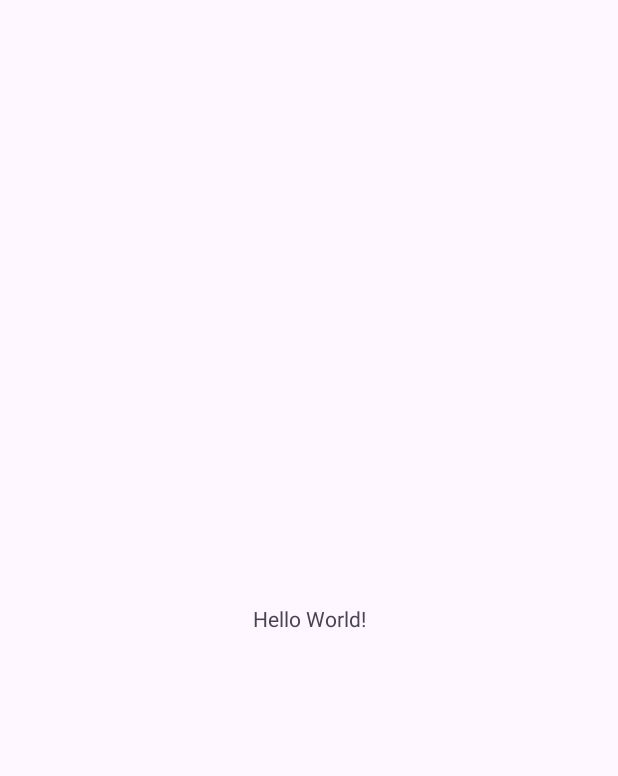
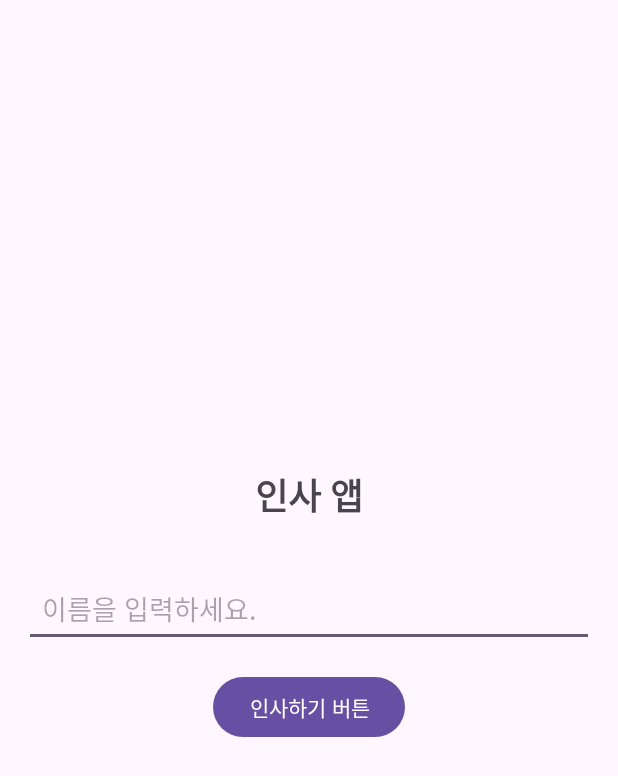
Before and after one commit to 2nayeon/kotlin2025, an Android app: the screen it shows after launch (MainActivity), on a phone screen of 412 x 824 dp. Before the commit the part shown is almost empty. Shown: the top 776 px of the screen. Run offline under Robolectric (Android 15) with nearby library versions, the phone set to English and light mode, and no system bars.

Commit message:
week04: Greeting App v0.1

```diff
--- a/AppWeek04/app/src/main/java/com/appweek04/MainActivity.kt
+++ b/AppWeek04/app/src/main/java/com/appweek04/MainActivity.kt
@@ -1,20 +1,35 @@
+// MainActivity.kt
+
 package com.appweek04
 
 import android.os.Bundle
-import androidx.activity.enableEdgeToEdge
+import android.util.Log
+import android.view.View
+import android.widget.Button
+import android.widget.EditText
+import android.widget.TextView
 import androidx.appcompat.app.AppCompatActivity
-import androidx.core.view.ViewCompat
-import androidx.core.view.WindowInsetsCompat
 
 class MainActivity : AppCompatActivity() {
     override fun onCreate(savedInstanceState: Bundle?) {
         super.onCreate(savedInstanceState)
-        enableEdgeToEdge()
         setContentView(R.layout.activity_main)
-        ViewCompat.setOnApplyWindowInsetsListener(findViewById(R.id.main)) { v, insets ->
-            val systemBars = insets.getInsets(WindowInsetsCompat.Type.systemBars())
-            v.setPadding(systemBars.left, systemBars.top, systemBars.right, systemBars.bottom)
-            insets
+
+        val editTextName = findViewById<EditText>(R.id.editTextName)
+        val buttonGreet = findViewById<Button>(R.id.buttonGreet)
+        val textViewGreeting = findViewById<TextView>(R.id.textViewGreeting)
+
+        buttonGreet.setOnClickListener{
+            val name = editTextName.text.toString().trim()
+
+            if(name.isNotEmpty()){
+                textViewGreeting.text = "안녕, ${name}님"
+                textViewGreeting.visibility = View.VISIBLE
+
+            } else {
+                textViewGreeting.text = "너의 이름은?"
+                textViewGreeting.visibility = View.VISIBLE
+            }
         }
     }
 }
--- a/AppWeek04/app/src/main/res/layout/activity_main.xml
+++ b/AppWeek04/app/src/main/res/layout/activity_main.xml
@@ -1,19 +1,43 @@
 <?xml version="1.0" encoding="utf-8"?>
-<androidx.constraintlayout.widget.ConstraintLayout xmlns:android="http://schemas.android.com/apk/res/android"
-    xmlns:app="http://schemas.android.com/apk/res-auto"
-    xmlns:tools="http://schemas.android.com/tools"
-    android:id="@+id/main"
+
+<LinearLayout
+    xmlns:android="http://schemas.android.com/apk/res/android"
     android:layout_width="match_parent"
     android:layout_height="match_parent"
-    tools:context=".MainActivity">
+    android:orientation="vertical"
+    android:padding="16dp"
+    android:gravity="center">
 
     <TextView
         android:layout_width="wrap_content"
         android:layout_height="wrap_content"
-        android:text="Hello World!"
-        app:layout_constraintBottom_toBottomOf="parent"
-        app:layout_constraintEnd_toEndOf="parent"
-        app:layout_constraintStart_toStartOf="parent"
-        app:layout_constraintTop_toTopOf="parent" />
+        android:text="인사 앱"
+        android:textSize="24sp"
+        android:textStyle="bold"
+        android:layout_marginBottom="32dp" />
 
-</androidx.constraintlayout.widget.ConstraintLayout>
+    <EditText
+        android:id="@+id/editTextName"
+        android:layout_width="match_parent"
+        android:layout_height="wrap_content"
+        android:hint="이름을 입력하세요."
+        android:layout_marginBottom="16dp"
+        android:padding="12dp"
+        android:minHeight="48dp" />
+
+    <Button
+        android:id="@+id/buttonGreet"
+        android:layout_width="wrap_content"
+        android:layout_height="wrap_content"
+        android:text="인사하기 버튼"
+        android:layout_marginBottom="16dp" />
+
+    <TextView
+        android:id="@+id/textViewGreeting"
+        android:layout_width="wrap_content"
+        android:layout_height="wrap_content"
+        android:textSize="18sp"
+        android:textStyle="bold"
+        android:visibility="gone" />
+
+</LinearLayout>
```
